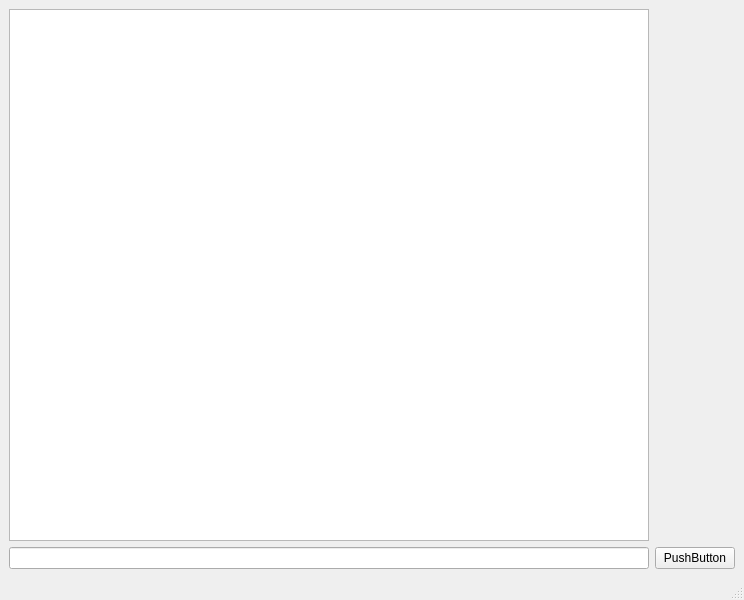
ncirello16/HackBU2023, file ui/chatBot.ui: the form before one commit.
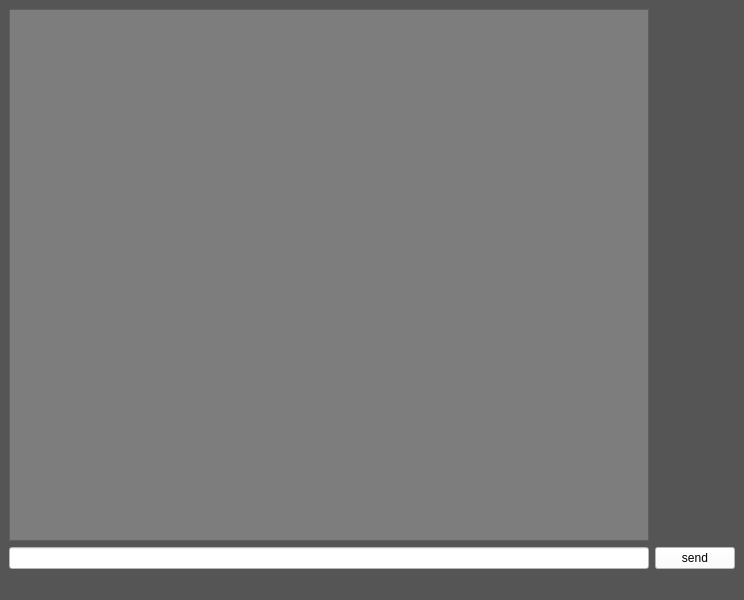
The form after the commit.

Commit message: ui to py ver1.1

Patch:
```diff
--- a/ui/chatBot.ui
+++ b/ui/chatBot.ui
@@ -13,15 +13,29 @@
   <property name="windowTitle">
    <string>MainWindow</string>
   </property>
+  <property name="styleSheet">
+   <string notr="true">background-color: rgb(85, 85, 85);</string>
+  </property>
   <widget class="QWidget" name="centralwidget">
    <layout class="QHBoxLayout" name="horizontalLayout">
     <item>
      <layout class="QVBoxLayout" name="verticalLayout">
       <item>
-       <widget class="QTextEdit" name="textEdit_2"/>
+       <widget class="QTextEdit" name="output_lineEdit">
+        <property name="styleSheet">
+         <string notr="true">background-color: rgb(125, 125, 125);</string>
+        </property>
+       </widget>
       </item>
       <item>
-       <widget class="QLineEdit" name="lineEdit"/>
+       <widget class="QLineEdit" name="input_lineEdit">
+        <property name="styleSheet">
+         <string notr="true">background-color: rgb(255, 255, 255);</string>
+        </property>
+        <property name="text">
+         <string/>
+        </property>
+       </widget>
       </item>
      </layout>
     </item>
@@ -41,9 +55,12 @@
        </spacer>
       </item>
       <item>
-       <widget class="QPushButton" name="pushButton">
+       <widget class="QPushButton" name="send">
+        <property name="styleSheet">
+         <string notr="true">background-color: rgb(255, 255, 255);</string>
+        </property>
         <property name="text">
-         <string>PushButton</string>
+         <string>send</string>
         </property>
        </widget>
       </item>
```
The commit also changes 1 other file.
